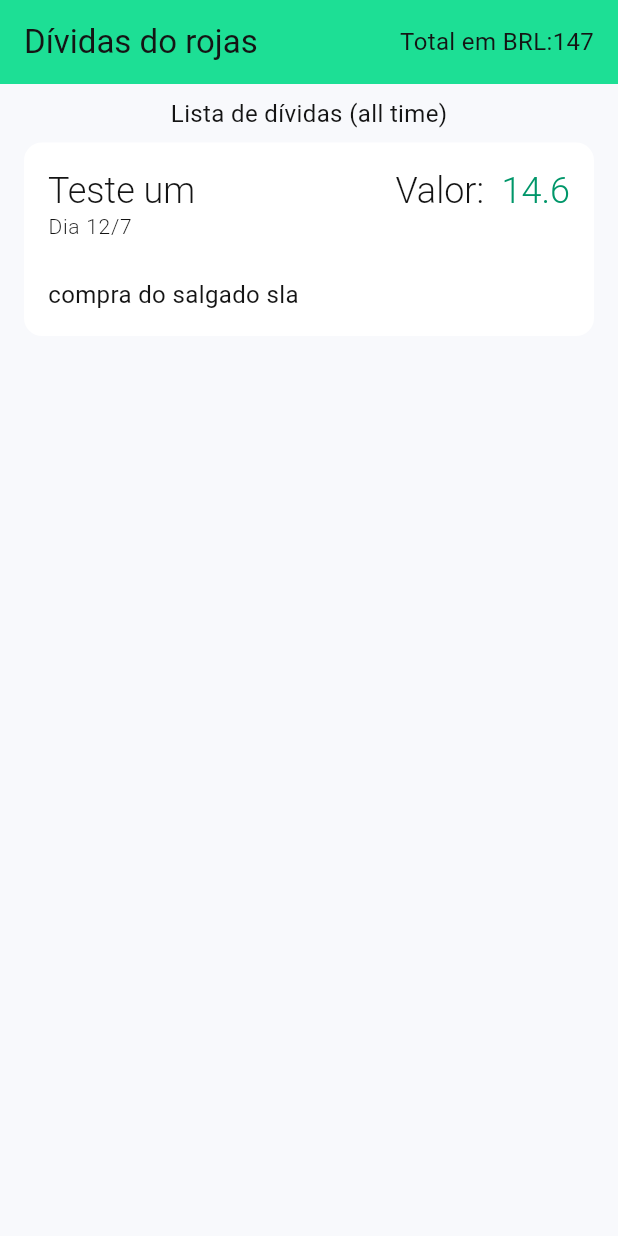
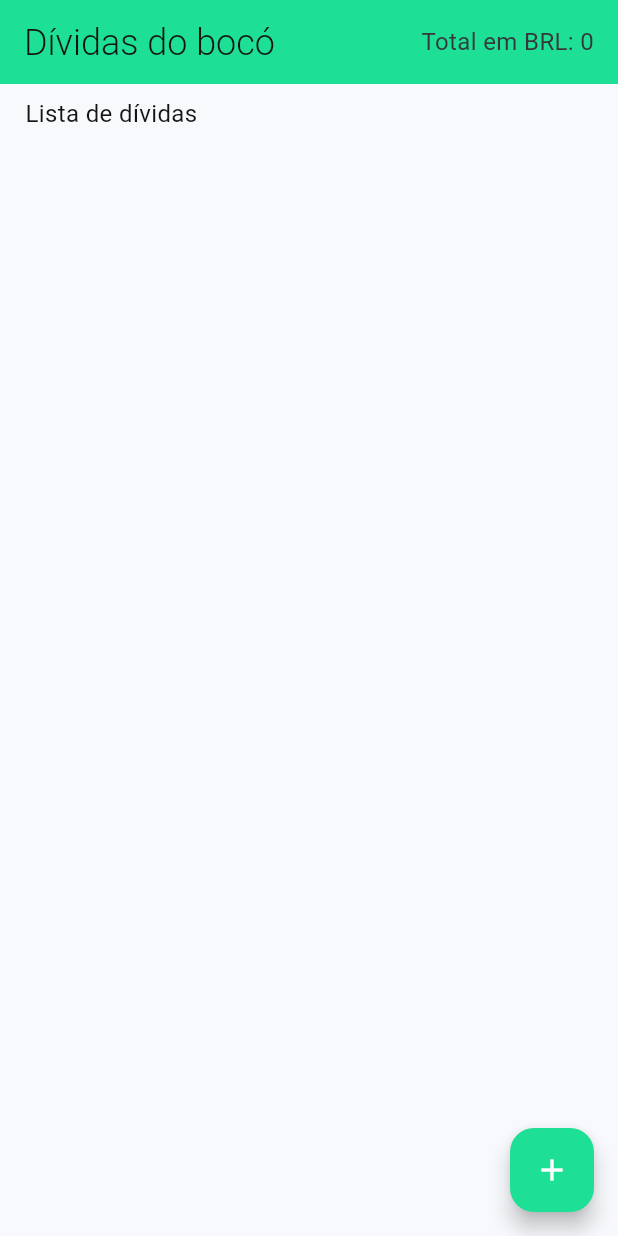
Before and after one commit to voidrt/dividasapp, a Flutter app: the screen it shows after launch, on a phone screen of 412 x 824 dp. Run offline on Flutter 3.47's test engine with Material 3 defaults, Android fonts, the phone set to English and light mode, and no system bars; our stand-ins replace flutter_riverpod, google_fonts, line_icons; Roboto replaces fonts that are missing (Exo).

```diff
--- a/lib/main.dart
+++ b/lib/main.dart
@@ -1,95 +1,22 @@
-import 'package:dividas/models/pessoa.dart';
-import 'package:dividas/models/transacao.dart';
-import 'package:dividas/shared/standard_text.dart';
 import 'package:dividas/theme/app_theme.dart';
-import 'package:dividas/theme/colors.dart';
-import 'package:dividas/theme/paddings.dart';
+import 'package:dividas/view/home.dart';
 import 'package:flutter/material.dart';
+import 'package:flutter_riverpod/flutter_riverpod.dart';
 
 void main() {
-  runApp(MainApp());
+  runApp(ProviderScope(child: MainApp()));
 }
 
-class MainApp extends StatelessWidget {
-  MainApp({super.key});
-
-  final Pessoa? rojas = Pessoa(147, [
-    Transacao(
-      data: DateTime.now(),
-      valor: 14.56,
-      titulo: 'Teste um',
-      descricao: 'compra do salgado sla',
-    ),
-  ]);
+class MainApp extends ConsumerWidget {
+  const MainApp({super.key});
 
   @override
-  Widget build(BuildContext context) {
+  Widget build(BuildContext context, WidgetRef ref) {
     return MaterialApp(
       themeMode: ThemeMode.light,
+      debugShowCheckedModeBanner: false,
       theme: DividasAppTheme.themeData,
-      home: Scaffold(
-        appBar: AppBar(
-          title: Text("Dívidas do rojas"),
-          backgroundColor: AppColors.primary,
-          actions: [
-            Text('Total em BRL:'),
-            Text('${rojas?.divida}'),
-            SizedBox(width: AppPaddings.defaultSize),
-          ],
-        ),
-        body: Column(
-          children: [
-            SizedBox(height: AppPaddings.small),
-            Text('Lista de dívidas (all time)'),
-            Expanded(
-              child: ListView.builder(
-                itemCount: rojas?.transacoes.length,
-                itemBuilder: (context, count) {
-                  if (rojas?.transacoes == null) return null;
-                  final Transacao transacao = rojas!.transacoes[count];
-                  return Card(
-                    margin: const EdgeInsets.symmetric(
-                      horizontal: AppPaddings.defaultSize,
-                      vertical: AppPaddings.small,
-                    ),
-                    elevation: 0,
-                    child: Padding(
-                      padding: const EdgeInsets.all(AppPaddings.defaultSize),
-                      child: Column(
-                        crossAxisAlignment: CrossAxisAlignment.start,
-                        children: [
-                          Row(
-                            mainAxisAlignment: MainAxisAlignment.spaceBetween,
-                            children: [
-                              StandardHeadlineText(transacao.titulo),
-                              Row(
-                                children: [
-                                  StandardHeadlineText('Valor:  '),
-
-                                  StandardHeadlineText(
-                                    transacao.valor.toStringAsFixed(1),
-                                    color: AppColors.green,
-                                  ),
-                                ],
-                              ),
-                            ],
-                          ),
-
-                          StandardSubtitleText(
-                            'Dia ${transacao.data.day}/${transacao.data.month}',
-                          ),
-                          SizedBox(height: AppPaddings.big),
-                          StandardBodyText(transacao.descricao ?? ''),
-                        ],
-                      ),
-                    ),
-                  );
-                },
-              ),
-            ),
-          ],
-        ),
-      ),
+      home: HomePage(),
     );
   }
 }
--- a/lib/models/pessoa.dart
+++ b/lib/models/pessoa.dart
@@ -1,8 +1,8 @@
 import 'package:dividas/models/transacao.dart';
 
 class Pessoa {
-  Pessoa(this.divida, this.transacoes);
+  Pessoa(this.dividaTotal, this.transacoes);
 
-  final int divida;
+  final double dividaTotal;
   final List<Transacao> transacoes;
 }
--- a/lib/theme/app_theme.dart
+++ b/lib/theme/app_theme.dart
@@ -20,24 +20,31 @@ class DividasAppTheme {
       headlineMedium: PetTrackTextStyle.headlineText,
     ),
     scaffoldBackgroundColor: AppColors.background,
-    appBarTheme: AppBarTheme(foregroundColor: AppColors.black),
+    appBarTheme: AppBarTheme(
+      foregroundColor: AppColors.darkGrey,
+      backgroundColor: AppColors.primary,
+    ),
     splashColor: Colors.transparent,
     highlightColor: Colors.transparent,
     buttonTheme: const ButtonThemeData(splashColor: Colors.transparent),
     inputDecorationTheme: InputDecorationTheme(
       enabledBorder: OutlineInputBorder(
-        borderSide: BorderSide.none,
-        borderRadius: BorderRadius.circular(30),
+        borderSide: BorderSide(color: AppColors.lightGrey, width: 1),
+        borderRadius: BorderRadius.circular(15),
       ),
       disabledBorder: OutlineInputBorder(
-        borderSide: BorderSide.none,
-        borderRadius: BorderRadius.circular(30),
+        borderSide: BorderSide(color: AppColors.lightGrey, width: 1),
+        borderRadius: BorderRadius.circular(15),
       ),
-      border: InputBorder.none,
+      border: OutlineInputBorder(
+        borderSide: BorderSide(color: AppColors.lightGrey, width: 1),
+        borderRadius: BorderRadius.circular(15),
+      ),
       focusedBorder: OutlineInputBorder(
         borderSide: BorderSide(color: AppColors.primary, width: 1),
-        borderRadius: BorderRadius.circular(30),
+        borderRadius: BorderRadius.circular(15),
       ),
+
       filled: true,
       fillColor: AppColors.onBackground,
       contentPadding: const EdgeInsets.symmetric(
--- /dev/null
+++ b/lib/view/home.dart
@@ -0,0 +1,69 @@
+import 'package:dividas/models/pessoa.dart';
+import 'package:dividas/models/transacao.dart';
+import 'package:dividas/repository/transacoes_provider.dart';
+import 'package:dividas/shared/standard_text.dart';
+import 'package:dividas/theme/colors.dart';
+import 'package:dividas/theme/paddings.dart';
+import 'package:dividas/widgets/transacao_dialog.dart';
+import 'package:dividas/widgets/transaction_card.dart';
+import 'package:flutter/material.dart';
+import 'package:flutter_riverpod/flutter_riverpod.dart';
+
+class HomePage extends ConsumerWidget {
+  const HomePage({super.key});
+
+  @override
+  Widget build(BuildContext context, WidgetRef ref) {
+    final Pessoa rojas = Pessoa(
+      ref.watch(transactionProvider.notifier).sumAllTransactions(),
+      ref.watch(transactionProvider),
+    );
+    return Scaffold(
+      appBar: AppBar(
+        title: StandardHeadlineText("Dívidas do bocó"),
+        actions: [
+          Text('Total em BRL: '),
+          Text(rojas.dividaTotal.toStringAsFixed(0)),
+          SizedBox(width: AppPaddings.defaultSize),
+        ],
+      ),
+      floatingActionButton: FloatingActionButton(
+        onPressed: () {
+          showDialog(
+            context: context,
+            builder: (context) {
+              return AddTransacao(ref: ref);
+            },
+          );
+        },
+        backgroundColor: AppColors.primary,
+        child: Icon(Icons.add),
+      ),
+      body: Column(
+        crossAxisAlignment: CrossAxisAlignment.start,
+        children: [
+          SizedBox(height: AppPaddings.small),
+          StandardBodyText('    Lista de dívidas'),
+          Expanded(
+            child: ListView.builder(
+              itemCount: rojas.transacoes.length,
+              itemBuilder: (context, count) {
+                final Transacao transacao = rojas.transacoes[count];
+
+                return TransactionCard(
+                  tituloTransacao: transacao.titulo,
+                  valorTransacao: transacao.valor.toStringAsFixed(1),
+                  dataTransacao: transacao.data,
+                  descricaoTransacao: transacao.descricao,
+                  delete: () =>
+                      ref.read(transactionProvider.notifier).remove(transacao),
+                  edit: () {},
+                );
+              },
+            ),
+          ),
+        ],
+      ),
+    );
+  }
+}
--- a/pubspec.yaml
+++ b/pubspec.yaml
@@ -9,7 +9,9 @@ environment:
 dependencies:
   flutter:
     sdk: flutter
+  flutter_riverpod: ^2.6.1
   google_fonts: ^6.2.1
+  line_icons: ^2.0.3
 
 dev_dependencies:
   flutter_lints: ^5.0.0
```
Also changed, not shown: lib/repository/transacoes_provider.dart (added, +30 -0 lines), lib/widgets/transacao_dialog.dart (added, +72 -0 lines), lib/widgets/transaction_card.dart (added, +104 -0 lines), pubspec.lock.
